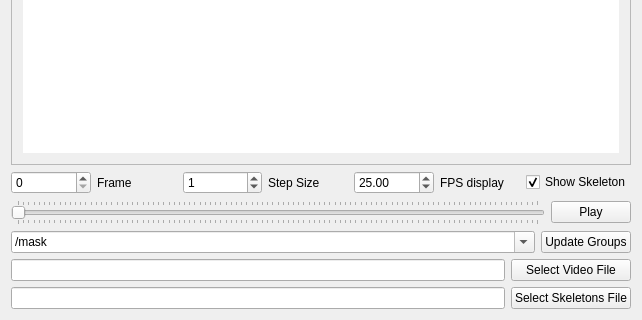
Old version of the form MWTracker/GUI_Qt5/QtDesignerFiles/TrackerViewerAux.ui in the repository ver228/tierpsy-tracker; both pictures show x 0 to 642 and y 440 to 760 of the 642 by 760 pixel window.
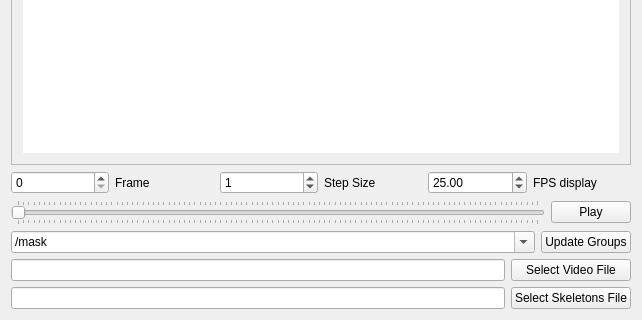
New version of the form.

Patch:
```diff
--- a/MWTracker/GUI_Qt5/QtDesignerFiles/TrackerViewerAux.ui
+++ b/MWTracker/GUI_Qt5/QtDesignerFiles/TrackerViewerAux.ui
@@ -114,16 +114,6 @@
           </property>
          </widget>
         </item>
-        <item>
-         <widget class="QCheckBox" name="checkBox_showLabel">
-          <property name="text">
-           <string>Show Skeleton</string>
-          </property>
-          <property name="checked">
-           <bool>true</bool>
-          </property>
-         </widget>
-        </item>
        </layout>
       </item>
       <item>
```
Left out of the diff: 2 changed lines with no effect on the pictures.
